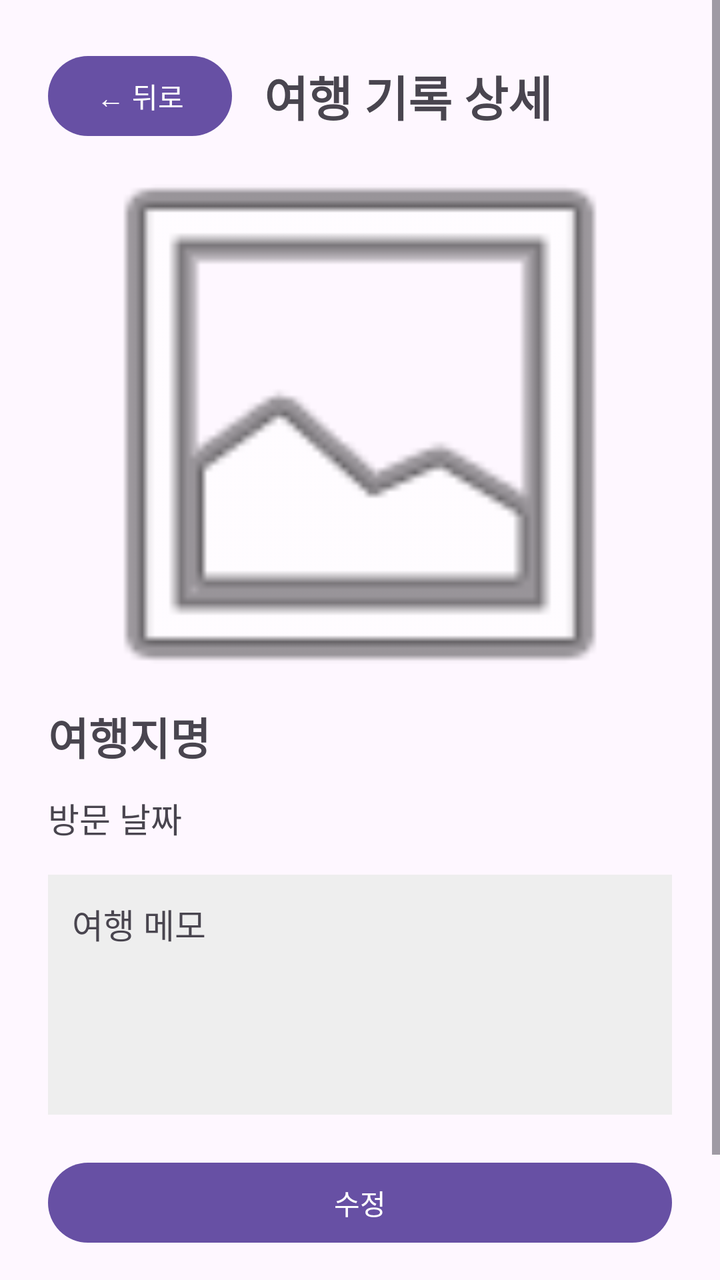
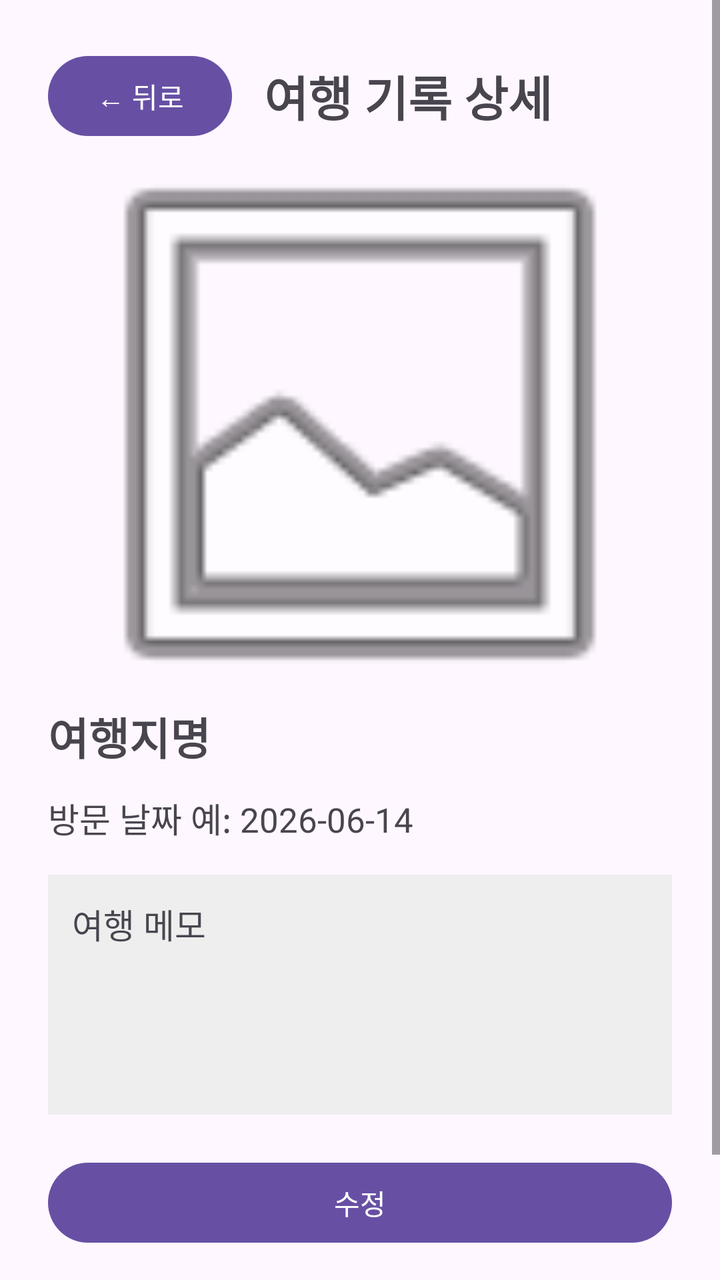

An Android layout rendered at two revisions. The XML below is the earlier revision; the diff shows what the commit changed to produce the second picture.
<!-- AndroidManifest.xml: application theme Theme.TravelRecord -->
<!-- res/layout/activity_detail.xml -->
<?xml version="1.0" encoding="utf-8"?>
<ScrollView xmlns:android="http://schemas.android.com/apk/res/android"
    android:layout_width="match_parent"
    android:layout_height="match_parent">

    <LinearLayout
        android:layout_width="match_parent"
        android:layout_height="wrap_content"
        android:orientation="vertical"
        android:padding="24dp">

        <LinearLayout
            android:layout_width="match_parent"
            android:layout_height="wrap_content"
            android:layout_marginBottom="20dp"
            android:gravity="center_vertical"
            android:orientation="horizontal">

            <Button
                android:id="@+id/buttonBack"
                android:layout_width="wrap_content"
                android:layout_height="wrap_content"
                android:text="← 뒤로" />

            <TextView
                android:layout_width="wrap_content"
                android:layout_height="wrap_content"
                android:layout_marginStart="16dp"
                android:text="여행 기록 상세"
                android:textSize="24sp"
                android:textStyle="bold" />

        </LinearLayout>

        <ImageView
            android:id="@+id/imageDetailPhoto"
            android:layout_width="match_parent"
            android:layout_height="240dp"
            android:scaleType="centerCrop"
            android:src="@android:drawable/ic_menu_gallery"
            android:contentDescription="여행 사진"
            android:layout_marginBottom="20dp" />

        <TextView
            android:id="@+id/textDetailPlace"
            android:layout_width="match_parent"
            android:layout_height="wrap_content"
            android:text="여행지명"
            android:textSize="22sp"
            android:textStyle="bold"
            android:layout_marginBottom="12dp" />

        <TextView
            android:id="@+id/textDetailDate"
            android:layout_width="match_parent"
            android:layout_height="wrap_content"
            android:text="방문 날짜"
            android:textSize="17sp"
            android:layout_marginBottom="16dp" />

        <TextView
            android:id="@+id/textDetailMemo"
            android:layout_width="match_parent"
            android:layout_height="wrap_content"
            android:text="여행 메모"
            android:textSize="17sp"
            android:minHeight="120dp"
            android:padding="12dp"
            android:background="#EEEEEE"
            android:layout_marginBottom="20dp" />

        <Button
            android:id="@+id/buttonEdit"
            android:layout_width="match_parent"
            android:layout_height="wrap_content"
            android:text="수정"
            android:layout_marginBottom="12dp" />

        <Button
            android:id="@+id/buttonDelete"
            android:layout_width="match_parent"
            android:layout_height="wrap_content"
            android:text="삭제" />

    </LinearLayout>

</ScrollView>
<!-- resources referenced by this layout -->
<resources>
  <style name="Theme.TravelRecord" parent="Base.Theme.TravelRecord" />
  <style name="Base.Theme.TravelRecord" parent="Theme.Material3.DayNight.NoActionBar">
          
          
      </style>
</resources>

<!-- the commit's change to res/layout/activity_detail.xml (unified diff, before → after) -->
@@ -20,13 +20,13 @@
                 android:id="@+id/buttonBack"
                 android:layout_width="wrap_content"
                 android:layout_height="wrap_content"
-                android:text="← 뒤로" />
+                android:text="@string/btn_back" />
 
             <TextView
                 android:layout_width="wrap_content"
                 android:layout_height="wrap_content"
                 android:layout_marginStart="16dp"
-                android:text="여행 기록 상세"
+                android:text="@string/title_detail"
                 android:textSize="24sp"
                 android:textStyle="bold" />
 
@@ -38,14 +38,14 @@
             android:layout_height="240dp"
             android:scaleType="centerCrop"
             android:src="@android:drawable/ic_menu_gallery"
-            android:contentDescription="여행 사진"
+            android:contentDescription="@string/content_desc_photo"
             android:layout_marginBottom="20dp" />
 
         <TextView
             android:id="@+id/textDetailPlace"
             android:layout_width="match_parent"
             android:layout_height="wrap_content"
-            android:text="여행지명"
+            android:text="@string/hint_place"
             android:textSize="22sp"
             android:textStyle="bold"
             android:layout_marginBottom="12dp" />
@@ -54,7 +54,7 @@
             android:id="@+id/textDetailDate"
             android:layout_width="match_parent"
             android:layout_height="wrap_content"
-            android:text="방문 날짜"
+            android:text="@string/hint_date"
             android:textSize="17sp"
             android:layout_marginBottom="16dp" />
 
@@ -62,7 +62,7 @@
             android:id="@+id/textDetailMemo"
             android:layout_width="match_parent"
             android:layout_height="wrap_content"
-            android:text="여행 메모"
+            android:text="@string/hint_memo"
             android:textSize="17sp"
             android:minHeight="120dp"
             android:padding="12dp"
@@ -73,14 +73,14 @@
             android:id="@+id/buttonEdit"
             android:layout_width="match_parent"
             android:layout_height="wrap_content"
-            android:text="수정"
+            android:text="@string/btn_edit"
             android:layout_marginBottom="12dp" />
 
         <Button
             android:id="@+id/buttonDelete"
             android:layout_width="match_parent"
             android:layout_height="wrap_content"
-            android:text="삭제" />
+            android:text="@string/btn_delete" />
 
     </LinearLayout>
 
<!-- resource entries referenced after the edit -->
@@ -1,5 +1,13 @@
 <!-- resources referenced by this layout -->
 <resources>
+  <string name="btn_back">← 뒤로</string>
+  <string name="btn_delete">삭제</string>
+  <string name="btn_edit">수정</string>
+  <string name="content_desc_photo">여행 사진</string>
+  <string name="hint_date">방문 날짜 예: 2026-06-14</string>
+  <string name="hint_memo">여행 메모</string>
+  <string name="hint_place">여행지명</string>
+  <string name="title_detail">여행 기록 상세</string>
   <style name="Theme.TravelRecord" parent="Base.Theme.TravelRecord" />
   <style name="Base.Theme.TravelRecord" parent="Theme.Material3.DayNight.NoActionBar">
           
